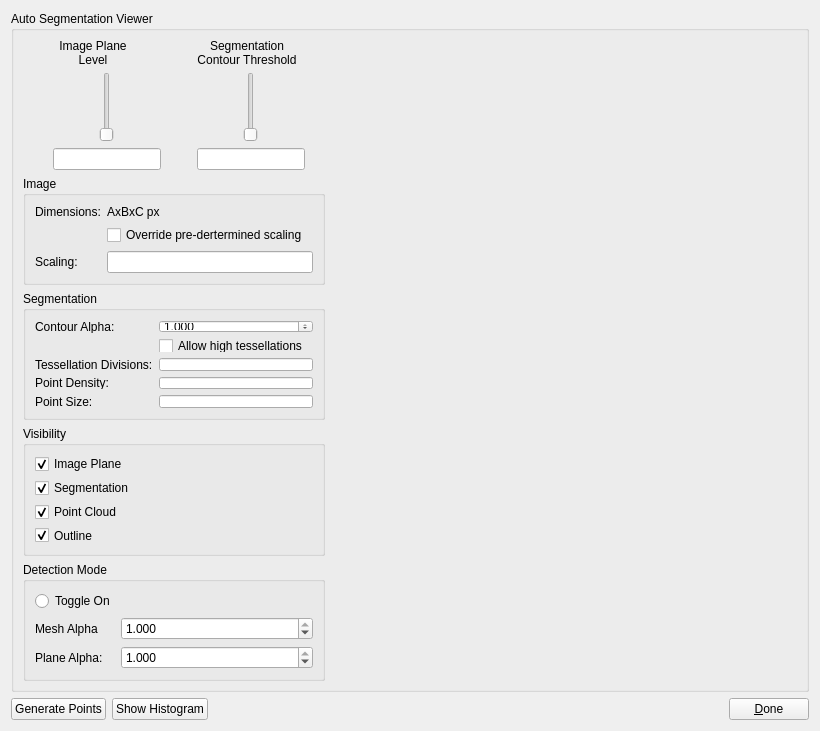
Old version of the form mapclientplugins/autosegmentationstep/qt/autosegmentationwidget.ui in the repository tsalemink/autosegmentationstep.
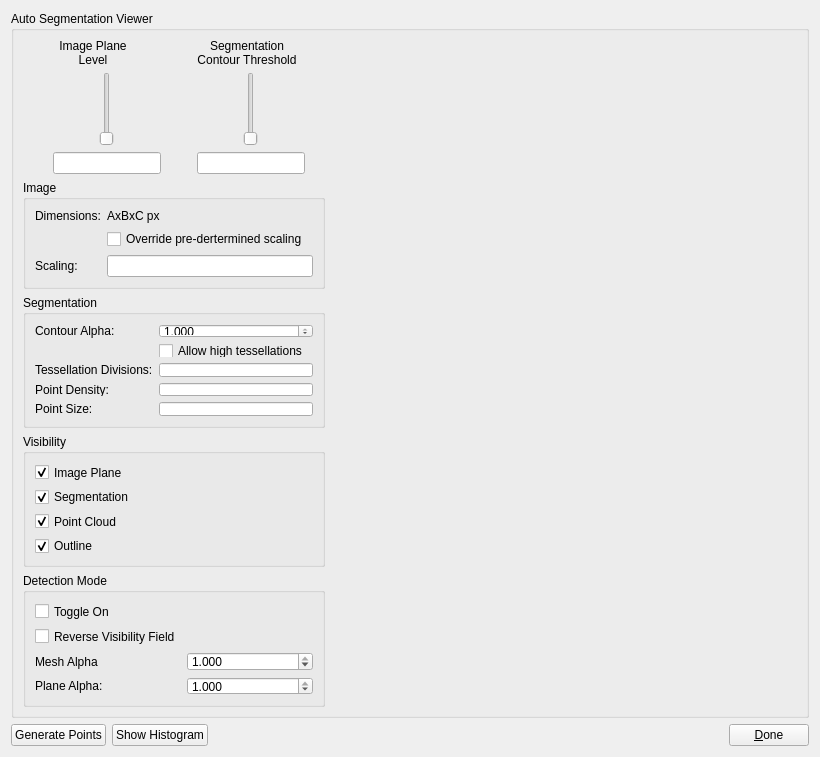
New version of the form. Custom widgets are drawn as their Qt base class.

Commit message: Add ability to reverse visibility field direction

The edit to the form file:
```diff
--- a/mapclientplugins/autosegmentationstep/qt/autosegmentationwidget.ui
+++ b/mapclientplugins/autosegmentationstep/qt/autosegmentationwidget.ui
@@ -358,22 +358,15 @@
            <string>Detection Mode</string>
           </property>
           <layout class="QGridLayout" name="gridLayout">
-           <item row="0" column="0">
-            <widget class="QRadioButton" name="radioButtonToggleDetection">
-             <property name="text">
-              <string>Toggle On</string>
-             </property>
-            </widget>
-           </item>
            <item row="1" column="0">
-            <widget class="QLabel" name="label_10">
+            <widget class="QCheckBox" name="checkBoxReverseField">
              <property name="text">
-              <string>Mesh Alpha</string>
+              <string>Reverse Visibility Field</string>
              </property>
             </widget>
            </item>
-           <item row="1" column="1">
-            <widget class="QDoubleSpinBox" name="segmentationMeshAlphaDoubleSpinBox">
+           <item row="3" column="1">
+            <widget class="QDoubleSpinBox" name="detectionPlaneAlphaDoubleSpinBox">
              <property name="decimals">
               <number>3</number>
              </property>
@@ -388,7 +381,7 @@
              </property>
             </widget>
            </item>
-           <item row="2" column="0">
+           <item row="3" column="0">
             <widget class="QLabel" name="label_9">
              <property name="sizePolicy">
               <sizepolicy hsizetype="Maximum" vsizetype="Preferred">
@@ -401,8 +394,22 @@
              </property>
             </widget>
            </item>
+           <item row="0" column="0">
+            <widget class="QCheckBox" name="checkBoxToggleDetection">
+             <property name="text">
+              <string>Toggle On</string>
+             </property>
+            </widget>
+           </item>
+           <item row="2" column="0">
+            <widget class="QLabel" name="label_10">
+             <property name="text">
+              <string>Mesh Alpha</string>
+             </property>
+            </widget>
+           </item>
            <item row="2" column="1">
-            <widget class="QDoubleSpinBox" name="detectionPlaneAlphaDoubleSpinBox">
+            <widget class="QDoubleSpinBox" name="segmentationMeshAlphaDoubleSpinBox">
              <property name="decimals">
               <number>3</number>
              </property>
```
The commit also changes 3 other files.
